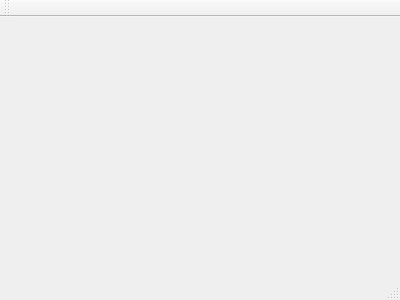
This is Main/mainwindow.ui in xhyangxianjun/LL as Qt 5 draws it before an edit. The edited form follows.
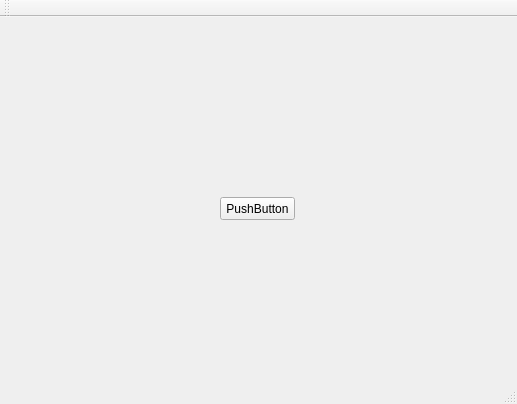
This is the edited form.

```diff
--- a/Main/mainwindow.ui
+++ b/Main/mainwindow.ui
@@ -1,24 +1,53 @@
 <ui version="4.0">
  <class>MainWindow</class>
- <widget class="QMainWindow" name="MainWindow" >
-  <property name="geometry" >
+ <widget class="QMainWindow" name="MainWindow">
+  <property name="geometry">
    <rect>
     <x>0</x>
     <y>0</y>
-    <width>400</width>
-    <height>300</height>
+    <width>517</width>
+    <height>404</height>
    </rect>
   </property>
   <property name="windowTitle" >
    <string>MainWindow</string>
   </property>
-  <widget class="QMenuBar" name="menuBar" />
-  <widget class="QToolBar" name="mainToolBar" />
-  <widget class="QWidget" name="centralWidget" />
-  <widget class="QStatusBar" name="statusBar" />
+  <widget class="QWidget" name="centralWidget">
+   <widget class="QPushButton" name="pushButton">
+    <property name="geometry">
+     <rect>
+      <x>220</x>
+      <y>180</y>
+      <width>75</width>
+      <height>23</height>
+     </rect>
+    </property>
+    <property name="text">
+     <string>PushButton</string>
+    </property>
+   </widget>
+  </widget>
+  <widget class="QMenuBar" name="menuBar">
+   <property name="geometry">
+    <rect>
+     <x>0</x>
+     <y>0</y>
+     <width>517</width>
+     <height>23</height>
+    </rect>
+   </property>
+  </widget>
+  <widget class="QToolBar" name="mainToolBar">
+   <attribute name="toolBarArea">
+    <enum>TopToolBarArea</enum>
+   </attribute>
+   <attribute name="toolBarBreak">
+    <bool>false</bool>
+   </attribute>
+  </widget>
+  <widget class="QStatusBar" name="statusBar"/>
  </widget>
- <layoutDefault spacing="6" margin="11" />
- <pixmapfunction></pixmapfunction>
+ <layoutdefault spacing="6" margin="11"/>
  <resources/>
  <connections/>
 </ui>
```
Left out of the diff: 3 changed lines with no effect on the pictures.
